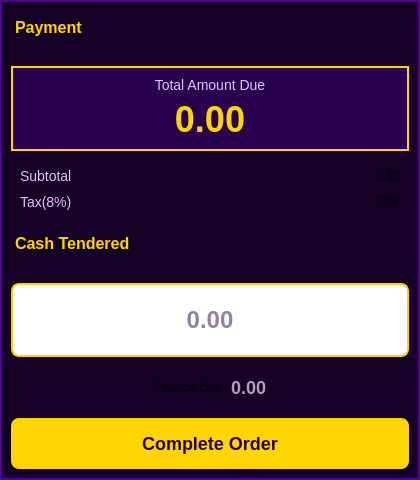
codenoobie25/ThunderCats, file UI/Checkout_cashier.ui: the form before one commit.
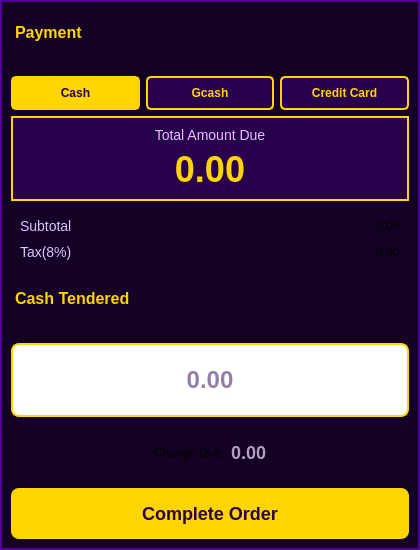
The form after the commit. Icons and pictures are not drawn.

Patch:
```diff
--- a/UI/Checkout_cashier.ui
+++ b/UI/Checkout_cashier.ui
@@ -7,7 +7,7 @@
     <x>0</x>
     <y>0</y>
     <width>420</width>
-    <height>480</height>
+    <height>550</height>
    </rect>
   </property>
   <property name="windowTitle">
@@ -23,7 +23,7 @@
     border: 2px solid #520099;  
 }
 QLabel#Header, QLabel#Header2 {
-    color: #FFD500;             
+    color: #FFD500;              
     font-size: 16px;            
     font-weight: bold;
     border-bottom: 2px solid #520099; 
@@ -35,13 +35,13 @@
     border: 2px solid #FFD500; 
 }
 
-QLabel#headerTotal {          
-    color: #E0C2FF;           
+QLabel#headerTotal {           
+    color: #E0C2FF;            
     font-size: 14px;
 }
 
-QLabel#Totalamountdue {        
-    color: #FFD500;              
+QLabel#Totalamountdue {         
+    color: #FFD500;               
     font-weight: bold;
     font-size: 36px;             
 }
@@ -53,26 +53,43 @@
 }
 QLabel#changedues {
     color: #FFFFFF;             
-    font-size: 18px;           
+    font-size: 18px;            
     font-weight: bold;          
 }
 QLineEdit#changedue2 {
     background-color: #FFFFFF;   
-    color: #2A004E;              
-    border: 2px solid #FFD500;   
+    color: #2A004E;               
+    border: 2px solid #FFD500;    
     border-radius: 8px;
-    font-size: 24px;           
+    font-size: 24px;            
     font-weight: bold;
     padding: 10px;
 }
 
+/* NEW BUTTON STYLES FOR PAYMENT METHODS */
+QPushButton#btn_Cash, QPushButton#btn_Gcash, QPushButton#btn_CreditCard {
+    background-color: #2A004E;
+    color: #FFD500;
+    border: 2px solid #FFD500;
+    border-radius: 5px;
+    padding: 8px;
+    font-weight: bold;
+}
+QPushButton#btn_Cash:hover, QPushButton#btn_Gcash:hover, QPushButton#btn_CreditCard:hover {
+    background-color: #3D0070;
+}
+QPushButton#btn_Cash:checked, QPushButton#btn_Gcash:checked, QPushButton#btn_CreditCard:checked {
+    background-color: #FFD500;
+    color: #2A004E;
+}
+
 
 QLabel#changedues {
     color: #B0A0C0;            
 }
 
 QLabel#totalchange {
-    color: #FFFFFF;              
+    color: #FFFFFF;               
     font-size: 28px;
     font-weight: bold;
 }
@@ -80,7 +97,7 @@
 
 QPushButton#completeOrder {
     background-color: #FFD500;   
-    color: #2A004E;           
+    color: #2A004E;            
     font-weight: bold;
     font-size: 18px;
     border-radius: 8px;
@@ -104,6 +121,43 @@
      </property>
     </widget>
    </item>
+   <item>
+    <layout class="QHBoxLayout" name="horizontalLayout_PaymentMethods">
+     <item>
+      <widget class="QPushButton" name="btn_Cash">
+       <property name="text">
+        <string>Cash</string>
+       </property>
+       <property name="checkable">
+        <bool>true</bool>
+       </property>
+       <property name="checked">
+        <bool>true</bool>
+       </property>
+      </widget>
+     </item>
+     <item>
+      <widget class="QPushButton" name="btn_Gcash">
+       <property name="text">
+        <string>Gcash</string>
+       </property>
+       <property name="checkable">
+        <bool>true</bool>
+       </property>
+      </widget>
+     </item>
+     <item>
+      <widget class="QPushButton" name="btn_CreditCard">
+       <property name="text">
+        <string>Credit Card</string>
+       </property>
+       <property name="checkable">
+        <bool>true</bool>
+       </property>
+      </widget>
+     </item>
+    </layout>
+   </item>
    <item>
     <widget class="QFrame" name="frame">
      <property name="frameShape">
```
